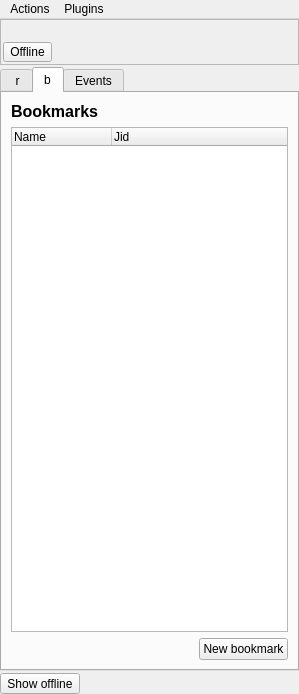
First picture: the form in widgets/mainWindow.ui, repository xmpp-graveyard/jabbim, before the edit.
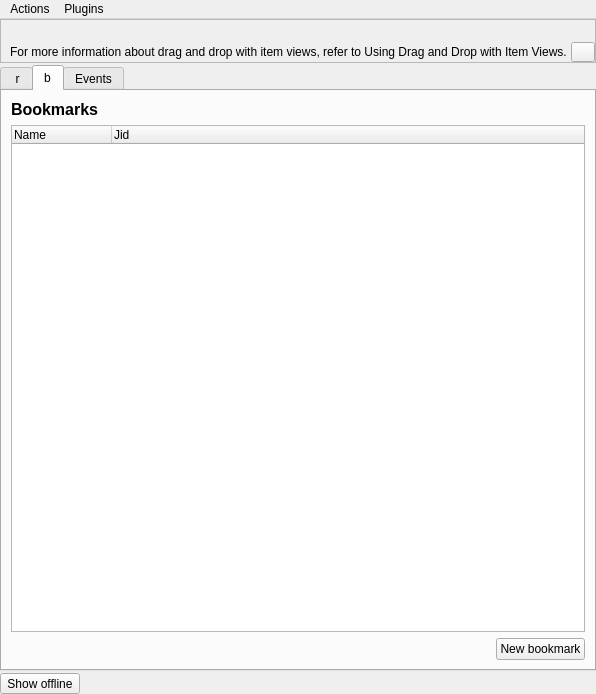
Second picture: the form after the edit. The open tabs and pages were chosen to show the change. Icons and pictures are not drawn.

Commit message: uprava self kontaktu

Patch:
```diff
--- a/widgets/mainWindow.ui
+++ b/widgets/mainWindow.ui
@@ -210,25 +210,22 @@
           </property>
           <layout class="QGridLayout" >
            <property name="margin" >
-            <number>2</number>
-           </property>
-           <property name="spacing" >
             <number>0</number>
            </property>
-           <item row="1" column="2" >
-            <spacer>
-             <property name="orientation" >
-              <enum>Qt::Horizontal</enum>
+           <property name="spacing" >
+            <number>2</number>
+           </property>
+           <item rowspan="2" row="0" column="0" >
+            <widget class="QLabel" name="selfAvatar" >
+             <property name="text" >
+              <string/>
              </property>
-             <property name="sizeHint" >
-              <size>
-               <width>161</width>
-               <height>20</height>
-              </size>
+             <property name="margin" >
+              <number>2</number>
              </property>
-            </spacer>
+            </widget>
            </item>
-           <item row="1" column="1" >
+           <item row="1" column="4" colspan="2" >
             <widget class="QToolButton" name="statusButton" >
              <property name="maximumSize" >
               <size>
@@ -240,7 +237,7 @@
               <string>Here you can change your status</string>
              </property>
              <property name="text" >
-              <string>Offline</string>
+              <string/>
              </property>
              <property name="popupMode" >
               <enum>QToolButton::InstantPopup</enum>
@@ -250,18 +247,17 @@
              </property>
             </widget>
            </item>
-           <item rowspan="2" row="0" column="0" >
-            <widget class="QLabel" name="selfAvatar" >
+           <item row="1" column="1" colspan="2" >
+            <widget class="QLabel" name="selfStatus" >
              <property name="text" >
-              <string>
-</string>
+              <string>For more information about drag and drop with item views, refer to Using Drag and Drop with Item Views.</string>
              </property>
              <property name="margin" >
               <number>2</number>
              </property>
             </widget>
            </item>
-           <item row="0" column="2" >
+           <item row="0" column="3" colspan="2" >
             <spacer>
              <property name="orientation" >
               <enum>Qt::Horizontal</enum>
@@ -274,55 +270,29 @@
              </property>
             </spacer>
            </item>
-           <item row="0" column="1" >
+           <item row="0" column="1" colspan="2" >
             <widget class="QLabel" name="selfName" >
              <property name="text" >
               <string/>
              </property>
             </widget>
            </item>
+           <item row="1" column="3" >
+            <spacer>
+             <property name="orientation" >
+              <enum>Qt::Horizontal</enum>
+             </property>
+             <property name="sizeHint" >
+              <size>
+               <width>161</width>
+               <height>20</height>
+              </size>
+             </property>
+            </spacer>
+           </item>
           </layout>
          </widget>
         </item>
-        <item row="2" column="0" >
-         <layout class="QHBoxLayout" >
-          <property name="margin" >
-           <number>0</number>
-          </property>
-          <property name="spacing" >
-           <number>6</number>
-          </property>
-          <item>
-           <widget class="QToolButton" name="showOffline" >
-            <property name="toolTip" >
-             <string>You can show/hide contats that are unavailable</string>
-            </property>
-            <property name="text" >
-             <string>Show offline</string>
-            </property>
-            <property name="checkable" >
-             <bool>true</bool>
-            </property>
-            <property name="arrowType" >
-             <enum>Qt::NoArrow</enum>
-            </property>
-           </widget>
-          </item>
-          <item>
-           <spacer>
-            <property name="orientation" >
-             <enum>Qt::Horizontal</enum>
-            </property>
-            <property name="sizeHint" >
-             <size>
-              <width>121</width>
-              <height>20</height>
-             </size>
-            </property>
-           </spacer>
-          </item>
-         </layout>
-        </item>
         <item row="1" column="0" >
          <widget class="QTabWidget" name="tabWidget" >
           <property name="toolTip" >
@@ -449,6 +419,45 @@
           </widget>
          </widget>
         </item>
+        <item row="2" column="0" >
+         <layout class="QHBoxLayout" >
+          <property name="margin" >
+           <number>0</number>
+          </property>
+          <property name="spacing" >
+           <number>6</number>
+          </property>
+          <item>
+           <widget class="QToolButton" name="showOffline" >
+            <property name="toolTip" >
+             <string>You can show/hide contats that are unavailable</string>
+            </property>
+            <property name="text" >
+             <string>Show offline</string>
+            </property>
+            <property name="checkable" >
+             <bool>true</bool>
+            </property>
+            <property name="arrowType" >
+             <enum>Qt::NoArrow</enum>
+            </property>
+           </widget>
+          </item>
+          <item>
+           <spacer>
+            <property name="orientation" >
+             <enum>Qt::Horizontal</enum>
+            </property>
+            <property name="sizeHint" >
+             <size>
+              <width>121</width>
+              <height>20</height>
+             </size>
+            </property>
+           </spacer>
+          </item>
+         </layout>
+        </item>
        </layout>
       </widget>
      </widget>
```
Left out of the diff: 9 changed lines with no effect on the pictures. The commit also changes 2 other files.
